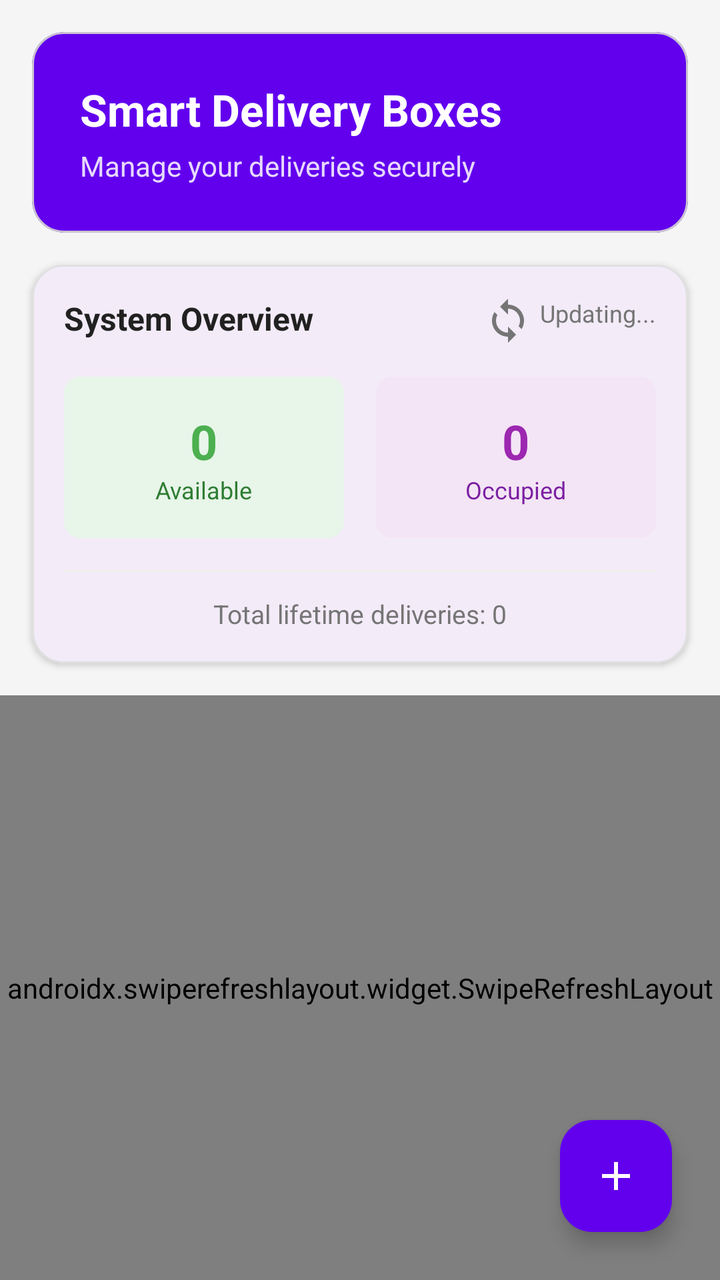
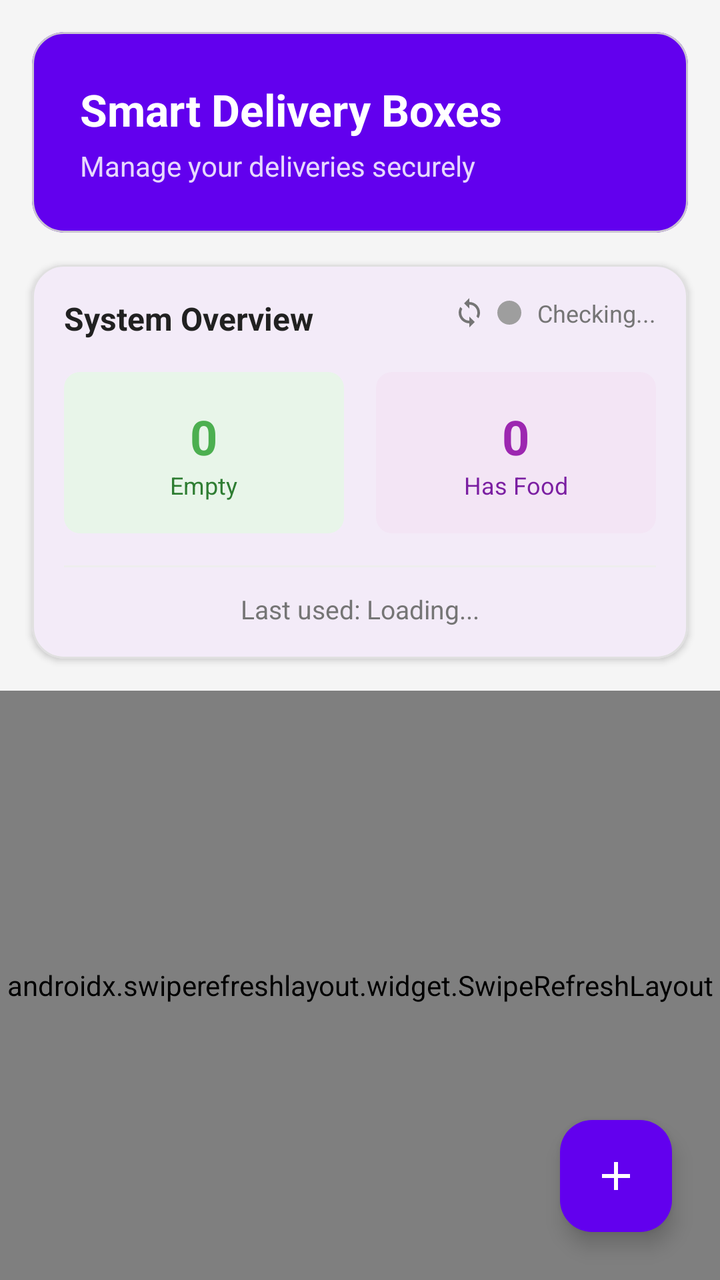

Two renders of the same Android screen: before a commit and after it. Below are the layout's source before the change and the commit's diff.
<!-- AndroidManifest.xml: application theme Theme.SmartFoodDeliveryBox -->
<!-- res/layout/fragment_dashboard.xml -->
<?xml version="1.0" encoding="utf-8"?>
<androidx.coordinatorlayout.widget.CoordinatorLayout
    xmlns:android="http://schemas.android.com/apk/res/android"
    xmlns:app="http://schemas.android.com/apk/res-auto"
    android:layout_width="match_parent"
    android:layout_height="match_parent"
    android:background="#F5F5F5">

    <LinearLayout
        android:layout_width="match_parent"
        android:layout_height="match_parent"
        android:orientation="vertical">

        
        <com.google.android.material.card.MaterialCardView
            android:layout_width="match_parent"
            android:layout_height="wrap_content"
            android:layout_margin="16dp"
            app:cardCornerRadius="16dp"
            app:cardElevation="0dp"
            app:cardBackgroundColor="@color/primary">

            <LinearLayout
                android:layout_width="match_parent"
                android:layout_height="wrap_content"
                android:orientation="vertical"
                android:padding="24dp">

                <TextView
                    android:id="@+id/tvAppTitle"
                    android:layout_width="wrap_content"
                    android:layout_height="wrap_content"
                    android:text="Smart Delivery Boxes"
                    android:textSize="22sp"
                    android:textStyle="bold"
                    android:textColor="@android:color/white"/>

                <TextView
                    android:layout_width="wrap_content"
                    android:layout_height="wrap_content"
                    android:text="Manage your deliveries securely"
                    android:textSize="14sp"
                    android:textColor="@android:color/white"
                    android:alpha="0.85"
                    android:layout_marginTop="4dp"/>
            </LinearLayout>
        </com.google.android.material.card.MaterialCardView>

        
        <com.google.android.material.card.MaterialCardView
            android:id="@+id/cardStatistics"
            android:layout_width="match_parent"
            android:layout_height="wrap_content"
            android:layout_marginStart="16dp"
            android:layout_marginEnd="16dp"
            android:layout_marginBottom="16dp"
            app:cardCornerRadius="16dp"
            app:cardElevation="2dp"
            app:strokeWidth="1dp"
            app:strokeColor="#E0E0E0">

            <LinearLayout
                android:layout_width="match_parent"
                android:layout_height="wrap_content"
                android:orientation="vertical"
                android:padding="16dp">

                <RelativeLayout
                    android:layout_width="match_parent"
                    android:layout_height="wrap_content"
                    android:layout_marginBottom="16dp">

                    <TextView
                        android:layout_width="wrap_content"
                        android:layout_height="wrap_content"
                        android:text="System Overview"
                        android:textSize="16sp"
                        android:textStyle="bold"
                        android:textColor="#212121"/>

                    
                    <TextView
                        android:id="@+id/tvLastUpdated"
                        android:layout_width="wrap_content"
                        android:layout_height="wrap_content"
                        android:layout_alignParentEnd="true"
                        android:text="Updating..."
                        android:textSize="12sp"
                        android:textColor="#757575"
                        android:drawablePadding="4dp"
                        app:drawableStartCompat="@drawable/ic_sync"
                        app:drawableTint="#757575"/>
                </RelativeLayout>

                <LinearLayout
                    android:layout_width="match_parent"
                    android:layout_height="wrap_content"
                    android:orientation="horizontal">

                    
                    <LinearLayout
                        android:layout_width="0dp"
                        android:layout_height="wrap_content"
                        android:layout_weight="1"
                        android:orientation="vertical"
                        android:background="@drawable/rounded_background"
                        android:backgroundTint="#E8F5E9"
                        android:gravity="center"
                        android:padding="16dp"
                        android:layout_marginEnd="8dp">

                        <TextView
                            android:id="@+id/tvAvailableCount"
                            android:layout_width="wrap_content"
                            android:layout_height="wrap_content"
                            android:text="0"
                            android:textSize="24sp"
                            android:textStyle="bold"
                            android:textColor="#4CAF50"/>

                        <TextView
                            android:layout_width="wrap_content"
                            android:layout_height="wrap_content"
                            android:text="Available"
                            android:textSize="12sp"
                            android:textColor="#2E7D32"/>
                    </LinearLayout>

                    
                    <LinearLayout
                        android:layout_width="0dp"
                        android:layout_height="wrap_content"
                        android:layout_weight="1"
                        android:orientation="vertical"
                        android:background="@drawable/rounded_background"
                        android:backgroundTint="#F3E5F5"
                        android:gravity="center"
                        android:padding="16dp"
                        android:layout_marginStart="8dp">

                        <TextView
                            android:id="@+id/tvOccupiedCount"
                            android:layout_width="wrap_content"
                            android:layout_height="wrap_content"
                            android:text="0"
                            android:textSize="24sp"
                            android:textStyle="bold"
                            android:textColor="#9C27B0"/>

                        <TextView
                            android:layout_width="wrap_content"
                            android:layout_height="wrap_content"
                            android:text="Occupied"
                            android:textSize="12sp"
                            android:textColor="#7B1FA2"/>
                    </LinearLayout>
                </LinearLayout>

                <View
                    android:layout_width="match_parent"
                    android:layout_height="1dp"
                    android:background="#EEEEEE"
                    android:layout_marginTop="16dp"
                    android:layout_marginBottom="12dp"/>

                <TextView
                    android:id="@+id/tvTotalDeliveries"
                    android:layout_width="match_parent"
                    android:layout_height="wrap_content"
                    android:text="Total lifetime deliveries: 0"
                    android:textSize="13sp"
                    android:textColor="#757575"
                    android:gravity="center"/>
            </LinearLayout>
        </com.google.android.material.card.MaterialCardView>

        
        <androidx.swiperefreshlayout.widget.SwipeRefreshLayout
            android:id="@+id/swipeRefresh"
            android:layout_width="match_parent"
            android:layout_height="0dp"
            android:layout_weight="1">

            <FrameLayout
                android:layout_width="match_parent"
                android:layout_height="match_parent">

                <androidx.recyclerview.widget.RecyclerView
                    android:id="@+id/recyclerViewBoxes"
                    android:layout_width="match_parent"
                    android:layout_height="match_parent"
                    android:clipToPadding="false"
                    android:padding="8dp"/>

                <TextView
                    android:id="@+id/tvEmptyState"
                    android:layout_width="match_parent"
                    android:layout_height="wrap_content"
                    android:layout_gravity="center"
                    android:text="No boxes connected"
                    android:gravity="center"
                    android:textColor="#9E9E9E"
                    android:drawablePadding="16dp"
                    app:drawableTopCompat="@drawable/ic_box"
                    android:visibility="gone"/>
            </FrameLayout>
        </androidx.swiperefreshlayout.widget.SwipeRefreshLayout>
    </LinearLayout>

    
    <com.google.android.material.floatingactionbutton.FloatingActionButton
        android:id="@+id/fabAddDelivery"
        android:layout_width="wrap_content"
        android:layout_height="wrap_content"
        android:layout_gravity="bottom|end"
        android:layout_margin="24dp"
        android:contentDescription="Add Delivery"
        android:src="@drawable/ic_add"
        app:tint="@android:color/white"
        app:backgroundTint="#6200EE"
        app:elevation="6dp"
        app:pressedTranslationZ="12dp"
        app:borderWidth="0dp"/>

</androidx.coordinatorlayout.widget.CoordinatorLayout>
<!-- resources referenced by this layout -->
<resources>
  <color name="primary">#FF6200EE</color>
  <!-- drawable ic_add (drawable) -->
  <vector xmlns:android="http://schemas.android.com/apk/res/android"
      android:width="24dp"
      android:height="24dp"
      android:viewportWidth="960"
      android:viewportHeight="960">
    <path
        android:pathData="M440,520L200,520v-80h240v-240h80v240h240v80L520,520v240h-80v-240Z"
        android:fillColor="#e3e3e3"/>
  </vector>
  <!-- drawable ic_box (drawable) -->
  <vector xmlns:android="http://schemas.android.com/apk/res/android"
      android:width="24dp"
      android:height="24dp"
      android:viewportWidth="960"
      android:viewportHeight="960">
    <path
        android:pathData="M200,320v440h560v-440L640,320v320l-160,-80 -160,80v-320L200,320ZM200,840q-33,0 -56.5,-23.5T120,760v-499q0,-14 4.5,-27t13.5,-24l50,-61q11,-14 27.5,-21.5T250,120h460q18,0 34.5,7.5T772,149l50,61q9,11 13.5,24t4.5,27v499q0,33 -23.5,56.5T760,840L200,840ZM216,240h528l-34,-40L250,200l-34,40ZM400,320v190l80,-40 80,40v-190L400,320ZM200,320h560,-560Z"
        android:fillColor="#e3e3e3"/>
  </vector>
  <!-- drawable ic_sync (drawable) -->
  <vector xmlns:android="http://schemas.android.com/apk/res/android"
      android:width="24dp"
      android:height="24dp"
      android:viewportWidth="24"
      android:viewportHeight="24">
      <path
          android:fillColor="#757575"
          android:pathData="M12,4V1L8,5l4,4V6c3.31,0 6,2.69 6,6 0,1.01 -0.25,1.97 -0.7,2.8l1.46,1.46C19.54,15.03 20,13.57 20,12c0,-4.42 -3.58,-8 -8,-8zm0,14c-3.31,0 -6,-2.69 -6,-6 0,-1.01 0.25,-1.97 0.7,-2.8L5.24,7.74C4.46,8.97 4,10.43 4,12c0,4.42 3.58,8 8,8v3l4,-4 -4,-4v3z"/>
  </vector>
  <!-- drawable rounded_background (drawable) -->
  <?xml version="1.0" encoding="utf-8"?>
  <shape xmlns:android="http://schemas.android.com/apk/res/android"
      android:shape="rectangle">
      <solid android:color="#FFFFFF" />
      <corners android:radius="8dp" />
  </shape>
  <style name="Theme.SmartFoodDeliveryBox" parent="Base.Theme.SmartFoodDeliveryBox" />
  <style name="Base.Theme.SmartFoodDeliveryBox" parent="Theme.Material3.DayNight.NoActionBar">
          
          
      </style>
</resources>

<!-- the commit's change to res/layout/fragment_dashboard.xml (unified diff, before → after) -->
@@ -31,18 +31,18 @@
                     android:layout_width="wrap_content"
                     android:layout_height="wrap_content"
                     android:text="Smart Delivery Boxes"
+                    android:textColor="@android:color/white"
                     android:textSize="22sp"
-                    android:textStyle="bold"
-                    android:textColor="@android:color/white"/>
+                    android:textStyle="bold" />
 
                 <TextView
                     android:layout_width="wrap_content"
                     android:layout_height="wrap_content"
+                    android:layout_marginTop="4dp"
+                    android:alpha="0.85"
                     android:text="Manage your deliveries securely"
-                    android:textSize="14sp"
                     android:textColor="@android:color/white"
-                    android:alpha="0.85"
-                    android:layout_marginTop="4dp"/>
+                    android:textSize="14sp" />
             </LinearLayout>
         </com.google.android.material.card.MaterialCardView>
 
@@ -65,6 +65,7 @@
                 android:orientation="vertical"
                 android:padding="16dp">
 
+                
                 <RelativeLayout
                     android:layout_width="match_parent"
                     android:layout_height="wrap_content"
@@ -78,20 +79,40 @@
                         android:textStyle="bold"
                         android:textColor="#212121"/>
 
-                    
-                    <TextView
-                        android:id="@+id/tvLastUpdated"
+                    <LinearLayout
+                        android:id="@+id/layoutDeviceStatus"
                         android:layout_width="wrap_content"
                         android:layout_height="wrap_content"
                         android:layout_alignParentEnd="true"
-                        android:text="Updating..."
-                        android:textSize="12sp"
-                        android:textColor="#757575"
-                        android:drawablePadding="4dp"
-                        app:drawableStartCompat="@drawable/ic_sync"
-                        app:drawableTint="#757575"/>
+                        android:orientation="horizontal"
+                        android:gravity="center_vertical">
+
+                        <ImageView
+                            android:layout_width="16dp"
+                            android:layout_height="16dp"
+                            android:src="@drawable/ic_sync"
+                            android:tint="#757575"
+                            android:layout_marginEnd="6dp"/>
+
+                        <View
+                            android:id="@+id/viewStatusDot"
+                            android:layout_width="12dp"
+                            android:layout_height="12dp"
+                            android:layout_marginEnd="8dp"
+                            android:background="@drawable/dot_circle"
+                            android:backgroundTint="#9E9E9E"/>
+
+                        <TextView
+                            android:id="@+id/tvLastUpdated"
+                            android:layout_width="wrap_content"
+                            android:layout_height="wrap_content"
+                            android:text="Checking..."
+                            android:textSize="12sp"
+                            android:textColor="#757575"/>
+                    </LinearLayout>
                 </RelativeLayout>
 
+                
                 <LinearLayout
                     android:layout_width="match_parent"
                     android:layout_height="wrap_content"
@@ -121,7 +142,7 @@
                         <TextView
                             android:layout_width="wrap_content"
                             android:layout_height="wrap_content"
-                            android:text="Available"
+                            android:text="Empty"
                             android:textSize="12sp"
                             android:textColor="#2E7D32"/>
                     </LinearLayout>
@@ -150,12 +171,13 @@
                         <TextView
                             android:layout_width="wrap_content"
                             android:layout_height="wrap_content"
-                            android:text="Occupied"
+                            android:text="Has Food"
                             android:textSize="12sp"
                             android:textColor="#7B1FA2"/>
                     </LinearLayout>
                 </LinearLayout>
 
+                
                 <View
                     android:layout_width="match_parent"
                     android:layout_height="1dp"
@@ -163,11 +185,12 @@
                     android:layout_marginTop="16dp"
                     android:layout_marginBottom="12dp"/>
 
+                
                 <TextView
                     android:id="@+id/tvTotalDeliveries"
                     android:layout_width="match_parent"
                     android:layout_height="wrap_content"
-                    android:text="Total lifetime deliveries: 0"
+                    android:text="Last used: Loading..."
                     android:textSize="13sp"
                     android:textColor="#757575"
                     android:gravity="center"/>
@@ -205,6 +228,7 @@
                     android:visibility="gone"/>
             </FrameLayout>
         </androidx.swiperefreshlayout.widget.SwipeRefreshLayout>
+
     </LinearLayout>
 
     
@@ -217,9 +241,8 @@
         android:contentDescription="Add Delivery"
         android:src="@drawable/ic_add"
         app:tint="@android:color/white"
-        app:backgroundTint="#6200EE"
+        app:backgroundTint="@color/primary"
         app:elevation="6dp"
-        app:pressedTranslationZ="12dp"
         app:borderWidth="0dp"/>
 
 </androidx.coordinatorlayout.widget.CoordinatorLayout>
<!-- resource entries referenced after the edit -->
@@ -1,6 +1,12 @@
 <!-- resources referenced by this layout -->
 <resources>
   <color name="primary">#FF6200EE</color>
+  <!-- drawable dot_circle (drawable) -->
+  <?xml version="1.0" encoding="utf-8"?>
+  <shape xmlns:android="http://schemas.android.com/apk/res/android"
+      android:shape="oval">
+      <solid android:color="#9E9E9E"/>
+  </shape>
   <!-- drawable ic_add (drawable) -->
   <vector xmlns:android="http://schemas.android.com/apk/res/android"
       android:width="24dp"
